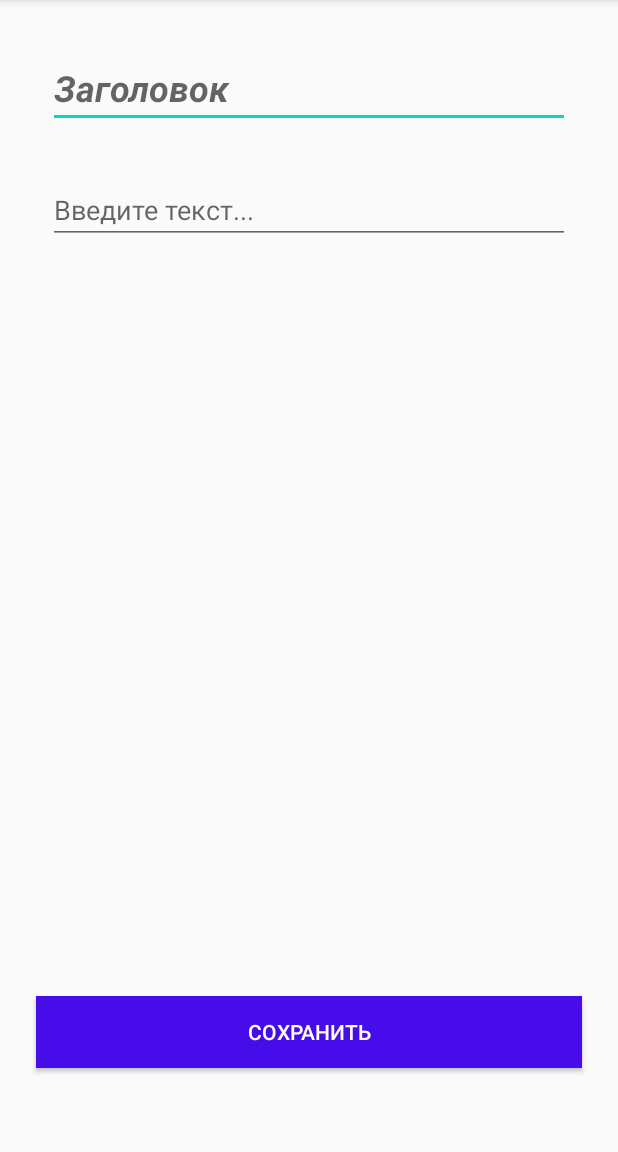
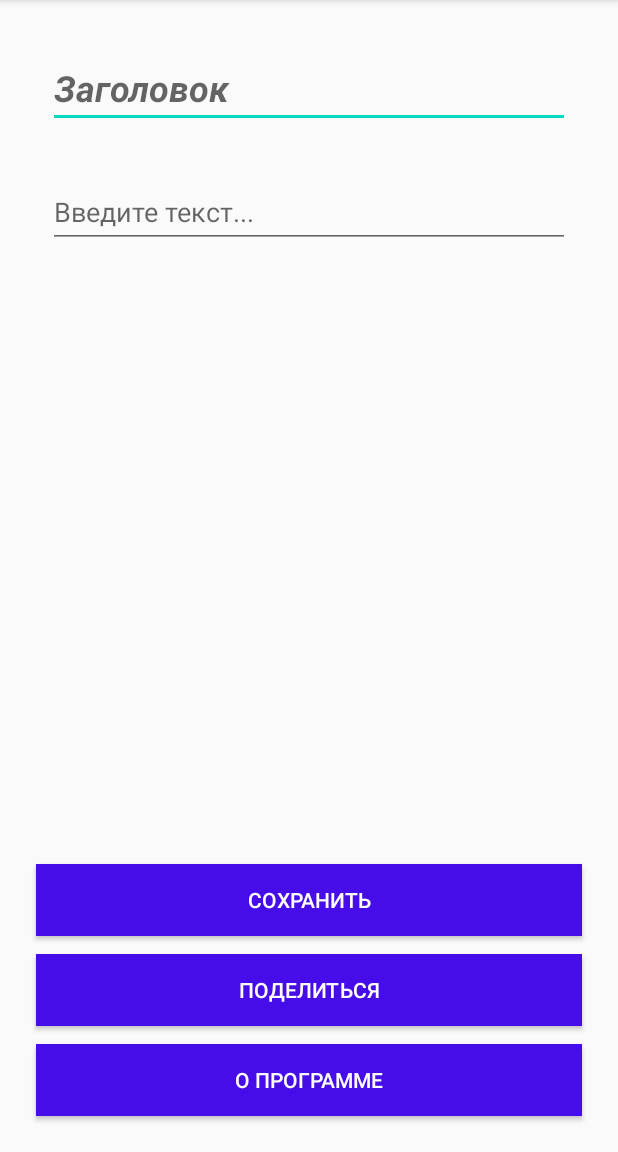
Before and after one commit to KazbekovAinur/Notes, an Android app: the screen it shows after launch (MainActivity), on a phone screen of 412 x 824 dp, the part 84-1236 px from its top. Run offline under Robolectric (Android 15) with nearby library versions, the phone set to English and light mode, and no system bars.

Commit message:
Notes(1.Добавил второе Activity About;2.Добавил отправку заметки во внешние приложение)

```diff
--- a/app/src/main/java/com/kazbekovainur/notes/MainActivity.kt
+++ b/app/src/main/java/com/kazbekovainur/notes/MainActivity.kt
@@ -1,7 +1,10 @@
 package com.kazbekovainur.notes
 
+import android.content.Intent
+import android.net.Uri
 import android.support.v7.app.AppCompatActivity
 import android.os.Bundle
+import android.view.Gravity
 import android.widget.Button
 import android.widget.EditText
 import android.widget.Toast
@@ -12,7 +15,8 @@ class MainActivity : AppCompatActivity(), NoteView {
     private lateinit var title: EditText
     private lateinit var content: EditText
     private lateinit var save_btn: Button
-
+    private lateinit var btnAbout: Button
+    private lateinit var btnSend: Button
 
     override fun onCreate(savedInstanceState: Bundle?) {
         super.onCreate(savedInstanceState)
@@ -23,7 +27,7 @@ class MainActivity : AppCompatActivity(), NoteView {
 
     }
 
-    private fun init(){
+        private fun init() {
             title = findViewById<EditText>(R.id.title)
             content = findViewById<EditText>(R.id.content)
             save_btn = findViewById<Button>(R.id.save_btn).also {
@@ -34,10 +38,25 @@ class MainActivity : AppCompatActivity(), NoteView {
                     )
                 }
             }
+
+            btnAbout = findViewById<Button>(R.id.btnAbout).also {
+                it.setOnClickListener {
+                    presenter?.openAboutActivity()
+                }
+            }
+            btnSend = findViewById<Button>(R.id.btnSend).also {
+                it.setOnClickListener {
+                    presenter?.sendEmailToApp(
+                        title.text.toString(),
+                        content.text.toString()
+                    )
+                }
+            }
         }
 
     private fun showToast(text: String){
         Toast.makeText(this, text, Toast.LENGTH_LONG).show()
+
     }
 
     override fun onDestroy() {
@@ -52,4 +71,15 @@ class MainActivity : AppCompatActivity(), NoteView {
     override fun onSaveFaildNotes() {
         showToast(getString(R.string.SaveFaild))
     }
+
+    override fun onSendEmail(title:String,content: String) {
+        startActivity(Intent(Intent.ACTION_SEND).apply {
+            type = "text/plain"
+            putExtra(Intent.EXTRA_TEXT, "$title\n$content")
+        })
     }
+
+    override fun goToAboutActivity() {
+        startActivity(Intent(this@MainActivity, AboutActivity::class.java))
+    }
+}
--- a/app/src/main/java/com/kazbekovainur/notes/NoteView.kt
+++ b/app/src/main/java/com/kazbekovainur/notes/NoteView.kt
@@ -7,4 +7,10 @@ interface NoteView {
 
     /** Попытка сохранения пустой заметки */
     fun onSaveFaildNotes()
+
+    /** Отправка заметки во внешнее приложение */
+    fun onSendEmail(title: String, content: String)
+
+    /** Переход на страницу About */
+    fun goToAboutActivity()
 }
--- a/app/src/main/res/layout/activity_main.xml
+++ b/app/src/main/res/layout/activity_main.xml
@@ -28,18 +28,19 @@
 
     <EditText
         android:id="@+id/content"
-        android:layout_marginEnd="32dp"
-        android:layout_marginLeft="32dp"
-        android:layout_marginRight="32dp"
-        android:layout_marginStart="32dp"
-        android:layout_marginTop="32dp"
         android:layout_width="match_parent"
         android:layout_height="wrap_content"
+        android:layout_marginStart="32dp"
+        android:layout_marginLeft="32dp"
+        android:layout_marginTop="32dp"
+        android:layout_marginEnd="32dp"
+        android:layout_marginRight="32dp"
         android:hint="@string/content"
         android:inputType="textMultiLine"
+        android:maxLines="15"
+        android:minHeight="48dp"
         android:selectAllOnFocus="false"
         android:singleLine="false"
-        android:maxLines="15"
         app:layout_constraintEnd_toEndOf="parent"
         app:layout_constraintStart_toStartOf="parent"
         app:layout_constraintTop_toBottomOf="@+id/title" />
@@ -53,14 +54,49 @@
         android:layout_marginLeft="24dp"
         android:layout_marginEnd="24dp"
         android:layout_marginRight="24dp"
+        android:layout_marginBottom="12dp"
         android:background="#470CEA"
         android:text="@string/btn_save"
         android:textColor="@color/white"
+        app:layout_constraintBottom_toTopOf="@+id/btnSend"
+        app:layout_constraintEnd_toEndOf="parent"
+        app:layout_constraintHorizontal_bias="0.0"
+        app:layout_constraintStart_toStartOf="parent" />
+
+    <Button
+        android:id="@+id/btnAbout"
+        style="@style/Widget.AppCompat.Button"
+        android:layout_width="match_parent"
+        android:layout_height="wrap_content"
+        android:layout_marginStart="24dp"
+        android:layout_marginLeft="24dp"
+        android:layout_marginEnd="24dp"
+        android:layout_marginRight="50dp"
+        android:layout_marginBottom="24dp"
+        android:background="#470CEA"
+        android:text="@string/about"
+        android:textColor="@color/white"
         app:layout_constraintBottom_toBottomOf="parent"
         app:layout_constraintEnd_toEndOf="parent"
-        app:layout_constraintHorizontal_bias="1.0"
-        app:layout_constraintStart_toStartOf="parent"
-        app:layout_constraintTop_toBottomOf="@+id/content"
-        app:layout_constraintVertical_bias="0.900" />
+        app:layout_constraintHorizontal_bias="0.0"
+        app:layout_constraintStart_toStartOf="parent" />
+
+    <Button
+        android:id="@+id/btnSend"
+        style="@style/Widget.AppCompat.Button"
+        android:layout_width="match_parent"
+        android:layout_height="wrap_content"
+        android:layout_marginStart="24dp"
+        android:layout_marginLeft="24dp"
+        android:layout_marginEnd="24dp"
+        android:layout_marginRight="50dp"
+        android:layout_marginBottom="12dp"
+        android:background="#470CEA"
+        android:text="@string/send"
+        android:textColor="@color/white"
+        app:layout_constraintBottom_toTopOf="@+id/btnAbout"
+        app:layout_constraintEnd_toEndOf="parent"
+        app:layout_constraintHorizontal_bias="0.0"
+        app:layout_constraintStart_toStartOf="parent" />
 
 </android.support.constraint.ConstraintLayout>
--- a/app/src/main/res/values/strings.xml
+++ b/app/src/main/res/values/strings.xml
@@ -14,4 +14,6 @@
     <string name="content">Введите текст...</string>
     <string name="btn_save">Сохранить</string>
     <string name="title">Заголовок</string>
+    <string name="send">Поделиться</string>
+    <string name="about">О программе</string>
 </resources>
```
Also changed, not shown: app/src/main/AndroidManifest.xml (+8 -2 lines), app/src/main/java/com/kazbekovainur/notes/AboutActivity.kt (added, +11 -0 lines), app/src/main/java/com/kazbekovainur/notes/NotePresenter.kt (+10 -0 lines), app/src/main/res/layout/activity_about.xml (added, +30 -0 lines), app/src/main/res/save/save.PNG (added). Lines whose indentation alone changed are shown as unchanged.
